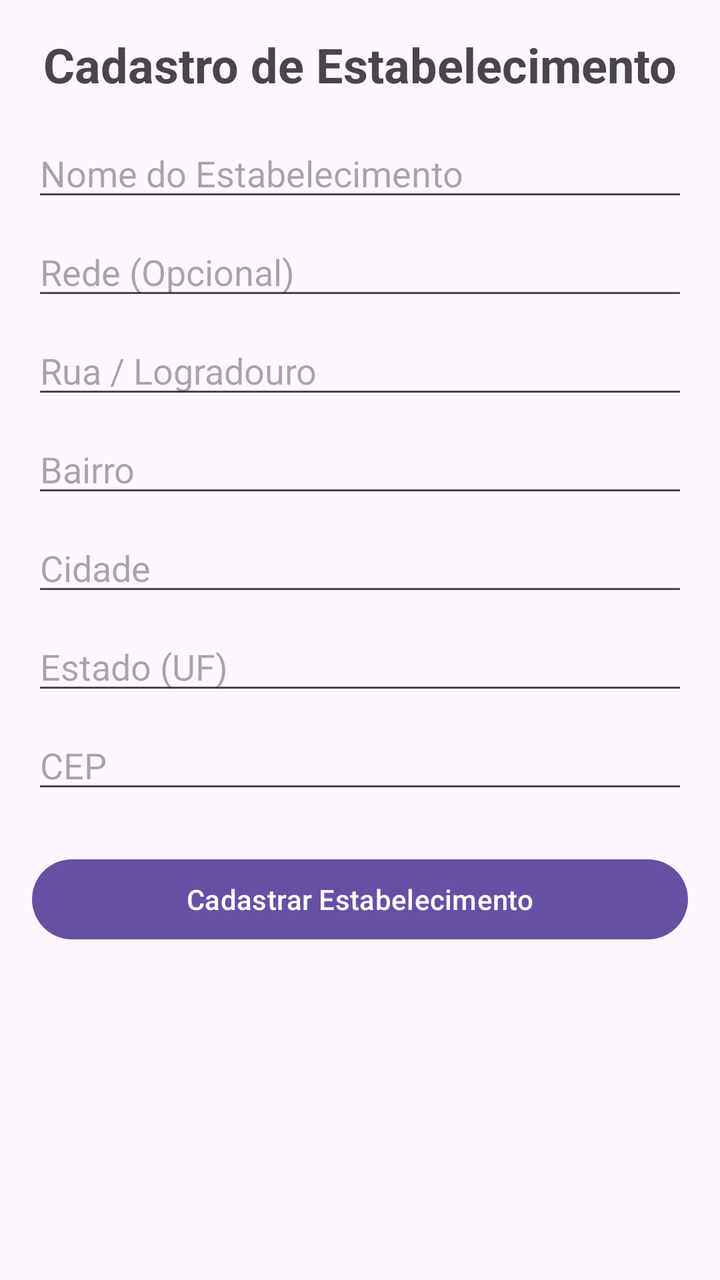
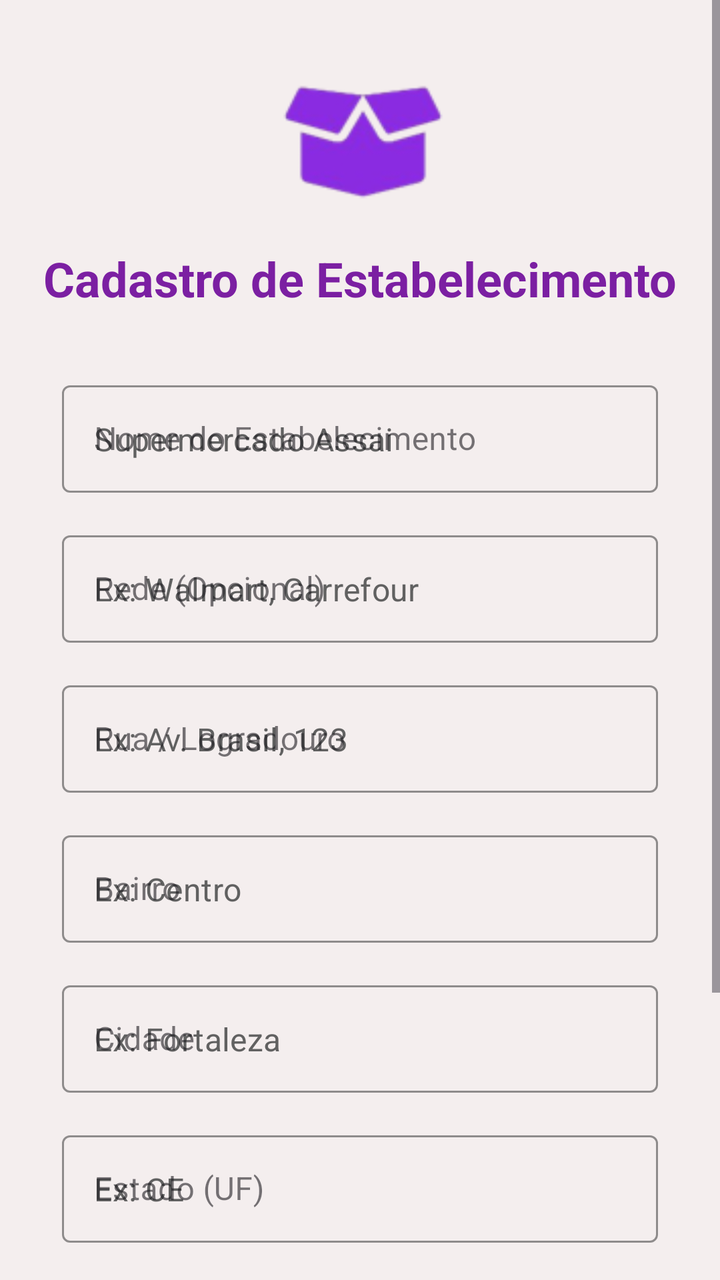

Two renders of the same Android screen: before a commit and after it. Below are the layout's source before the change and the commit's diff.
<!-- AndroidManifest.xml: application theme Theme.MyApplication -->
<!-- res/layout/activity_cadastrar_estabelecimento.xml -->
<androidx.constraintlayout.widget.ConstraintLayout xmlns:android="http://schemas.android.com/apk/res/android"
    xmlns:app="http://schemas.android.com/apk/res-auto"
    xmlns:tools="http://schemas.android.com/tools"
    android:layout_width="match_parent"
    android:layout_height="match_parent"
    android:padding="16dp"
    tools:context=".CadastrarEstabelecimentoActivity">

    <TextView
        android:id="@+id/tv_titulo_estabelecimento"
        android:layout_width="wrap_content"
        android:layout_height="wrap_content"
        android:text="Cadastro de Estabelecimento"
        android:textSize="24sp"
        android:textStyle="bold"
        app:layout_constraintTop_toTopOf="parent"
        app:layout_constraintStart_toStartOf="parent"
        app:layout_constraintEnd_toEndOf="parent"
        android:layout_marginBottom="16dp"/>

    <EditText
        android:id="@+id/et_nome_estab"
        android:layout_width="0dp"
        android:layout_height="wrap_content"
        android:hint="Nome do Estabelecimento"
        android:inputType="textCapWords"
        app:layout_constraintTop_toBottomOf="@id/tv_titulo_estabelecimento"
        app:layout_constraintStart_toStartOf="parent"
        app:layout_constraintEnd_toEndOf="parent"
        android:layout_marginTop="16dp" />

    <EditText
        android:id="@+id/et_rede"
        android:layout_width="0dp"
        android:layout_height="wrap_content"
        android:hint="Rede (Opcional)"
        android:inputType="textCapWords"
        app:layout_constraintTop_toBottomOf="@id/et_nome_estab"
        app:layout_constraintStart_toStartOf="parent"
        app:layout_constraintEnd_toEndOf="parent"
        android:layout_marginTop="8dp" />

    <EditText
        android:id="@+id/et_rua"
        android:layout_width="0dp"
        android:layout_height="wrap_content"
        android:hint="Rua / Logradouro"
        android:inputType="textCapWords"
        app:layout_constraintTop_toBottomOf="@id/et_rede"
        app:layout_constraintStart_toStartOf="parent"
        app:layout_constraintEnd_toEndOf="parent"
        android:layout_marginTop="8dp" />

    <EditText
        android:id="@+id/et_bairro"
        android:layout_width="0dp"
        android:layout_height="wrap_content"
        android:hint="Bairro"
        android:inputType="textCapWords"
        app:layout_constraintTop_toBottomOf="@id/et_rua"
        app:layout_constraintStart_toStartOf="parent"
        app:layout_constraintEnd_toEndOf="parent"
        android:layout_marginTop="8dp" />

    <EditText
        android:id="@+id/et_cidade"
        android:layout_width="0dp"
        android:layout_height="wrap_content"
        android:hint="Cidade"
        android:inputType="textCapWords"
        app:layout_constraintTop_toBottomOf="@id/et_bairro"
        app:layout_constraintStart_toStartOf="parent"
        app:layout_constraintEnd_toEndOf="parent"
        android:layout_marginTop="8dp" />

    <EditText
        android:id="@+id/et_estado"
        android:layout_width="0dp"
        android:layout_height="wrap_content"
        android:hint="Estado (UF)"
        android:inputType="textCapCharacters"
        android:maxLength="2"
        app:layout_constraintTop_toBottomOf="@id/et_cidade"
        app:layout_constraintStart_toStartOf="parent"
        app:layout_constraintEnd_toEndOf="parent"
        android:layout_marginTop="8dp" />

    <EditText
        android:id="@+id/et_cep"
        android:layout_width="0dp"
        android:layout_height="wrap_content"
        android:hint="CEP"
        android:inputType="number"
        app:layout_constraintTop_toBottomOf="@id/et_estado"
        app:layout_constraintStart_toStartOf="parent"
        app:layout_constraintEnd_toEndOf="parent"
        android:layout_marginTop="8dp" />

    <Button
        android:id="@+id/btn_cadastrar_estabelecimento"
        android:layout_width="0dp"
        android:layout_height="wrap_content"
        android:text="Cadastrar Estabelecimento"
        app:layout_constraintTop_toBottomOf="@id/et_cep"
        app:layout_constraintStart_toStartOf="parent"
        app:layout_constraintEnd_toEndOf="parent"
        android:layout_marginTop="24dp" />

</androidx.constraintlayout.widget.ConstraintLayout>
<!-- resources referenced by this layout -->
<resources>
  <style name="Theme.MyApplication" parent="Base.Theme.MyApplication" />
  <style name="Base.Theme.MyApplication" parent="Theme.Material3.DayNight.NoActionBar">
          
          
      </style>
</resources>

<!-- the commit's change to res/layout/activity_cadastrar_estabelecimento.xml (unified diff, before → after) -->
@@ -1,109 +1,237 @@
-<androidx.constraintlayout.widget.ConstraintLayout xmlns:android="http://schemas.android.com/apk/res/android"
+<?xml version="1.0" encoding="utf-8"?>
+<ScrollView xmlns:android="http://schemas.android.com/apk/res/android"
     xmlns:app="http://schemas.android.com/apk/res-auto"
     xmlns:tools="http://schemas.android.com/tools"
     android:layout_width="match_parent"
     android:layout_height="match_parent"
-    android:padding="16dp"
+    android:background="@color/roxoClaro"
+    android:fillViewport="true"
     tools:context=".CadastrarEstabelecimentoActivity">
 
-    <TextView
-        android:id="@+id/tv_titulo_estabelecimento"
-        android:layout_width="wrap_content"
+    <androidx.constraintlayout.widget.ConstraintLayout
+        android:id="@+id/main"
+        android:layout_width="match_parent"
         android:layout_height="wrap_content"
-        android:text="Cadastro de Estabelecimento"
-        android:textSize="24sp"
-        android:textStyle="bold"
-        app:layout_constraintTop_toTopOf="parent"
-        app:layout_constraintStart_toStartOf="parent"
-        app:layout_constraintEnd_toEndOf="parent"
-        android:layout_marginBottom="16dp"/>
-
-    <EditText
-        android:id="@+id/et_nome_estab"
-        android:layout_width="0dp"
-        android:layout_height="wrap_content"
-        android:hint="Nome do Estabelecimento"
-        android:inputType="textCapWords"
-        app:layout_constraintTop_toBottomOf="@id/tv_titulo_estabelecimento"
-        app:layout_constraintStart_toStartOf="parent"
-        app:layout_constraintEnd_toEndOf="parent"
-        android:layout_marginTop="16dp" />
-
-    <EditText
-        android:id="@+id/et_rede"
-        android:layout_width="0dp"
-        android:layout_height="wrap_content"
-        android:hint="Rede (Opcional)"
-        android:inputType="textCapWords"
-        app:layout_constraintTop_toBottomOf="@id/et_nome_estab"
-        app:layout_constraintStart_toStartOf="parent"
-        app:layout_constraintEnd_toEndOf="parent"
-        android:layout_marginTop="8dp" />
-
-    <EditText
-        android:id="@+id/et_rua"
-        android:layout_width="0dp"
-        android:layout_height="wrap_content"
-        android:hint="Rua / Logradouro"
-        android:inputType="textCapWords"
-        app:layout_constraintTop_toBottomOf="@id/et_rede"
-        app:layout_constraintStart_toStartOf="parent"
-        app:layout_constraintEnd_toEndOf="parent"
-        android:layout_marginTop="8dp" />
-
-    <EditText
-        android:id="@+id/et_bairro"
-        android:layout_width="0dp"
-        android:layout_height="wrap_content"
-        android:hint="Bairro"
-        android:inputType="textCapWords"
-        app:layout_constraintTop_toBottomOf="@id/et_rua"
-        app:layout_constraintStart_toStartOf="parent"
-        app:layout_constraintEnd_toEndOf="parent"
-        android:layout_marginTop="8dp" />
-
-    <EditText
-        android:id="@+id/et_cidade"
-        android:layout_width="0dp"
-        android:layout_height="wrap_content"
-        android:hint="Cidade"
-        android:inputType="textCapWords"
-        app:layout_constraintTop_toBottomOf="@id/et_bairro"
-        app:layout_constraintStart_toStartOf="parent"
-        app:layout_constraintEnd_toEndOf="parent"
-        android:layout_marginTop="8dp" />
-
-    <EditText
-        android:id="@+id/et_estado"
-        android:layout_width="0dp"
-        android:layout_height="wrap_content"
-        android:hint="Estado (UF)"
-        android:inputType="textCapCharacters"
-        android:maxLength="2"
-        app:layout_constraintTop_toBottomOf="@id/et_cidade"
-        app:layout_constraintStart_toStartOf="parent"
-        app:layout_constraintEnd_toEndOf="parent"
-        android:layout_marginTop="8dp" />
-
-    <EditText
-        android:id="@+id/et_cep"
-        android:layout_width="0dp"
-        android:layout_height="wrap_content"
-        android:hint="CEP"
-        android:inputType="number"
-        app:layout_constraintTop_toBottomOf="@id/et_estado"
-        app:layout_constraintStart_toStartOf="parent"
-        app:layout_constraintEnd_toEndOf="parent"
-        android:layout_marginTop="8dp" />
-
-    <Button
-        android:id="@+id/btn_cadastrar_estabelecimento"
-        android:layout_width="0dp"
-        android:layout_height="wrap_content"
-        android:text="Cadastrar Estabelecimento"
-        app:layout_constraintTop_toBottomOf="@id/et_cep"
-        app:layout_constraintStart_toStartOf="parent"
-        app:layout_constraintEnd_toEndOf="parent"
-        android:layout_marginTop="24dp" />
-
-</androidx.constraintlayout.widget.ConstraintLayout>
+        android:padding="16dp">
+
+        <ImageView
+            android:id="@+id/imageViewLogo"
+            android:layout_width="150dp"
+            android:layout_height="75dp"
+            android:layout_marginTop="16dp"
+            android:contentDescription="Logo Mercado Fácil"
+            app:layout_constraintEnd_toEndOf="parent"
+            app:layout_constraintStart_toStartOf="parent"
+            app:layout_constraintTop_toTopOf="parent"
+            app:srcCompat="@drawable/logomercadofacil" />
+
+        <TextView
+            android:id="@+id/tv_titulo_estabelecimento"
+            android:layout_width="wrap_content"
+            android:layout_height="wrap_content"
+            android:text="Cadastro de Estabelecimento"
+            android:textColor="#7B1FA2"
+            android:textSize="24sp"
+            android:textStyle="bold"
+            app:layout_constraintTop_toBottomOf="@id/imageViewLogo"
+            app:layout_constraintStart_toStartOf="parent"
+            app:layout_constraintEnd_toEndOf="parent"
+            android:layout_marginTop="16dp"/>
+
+        <com.google.android.material.textfield.TextInputLayout
+            android:id="@+id/text_input_nome_estab"
+            style="@style/Widget.MaterialComponents.TextInputLayout.OutlinedBox"
+            android:layout_width="0dp"
+            android:layout_height="wrap_content"
+            android:layout_marginStart="15dp"
+            android:layout_marginTop="32dp"
+            android:layout_marginEnd="15dp"
+            android:hint="Nome do Estabelecimento"
+            app:hintTextColor="#333333"
+            app:boxStrokeColor="#555555"
+            app:layout_constraintTop_toBottomOf="@id/tv_titulo_estabelecimento"
+            app:layout_constraintStart_toStartOf="parent"
+            app:layout_constraintEnd_toEndOf="parent">
+
+            <EditText
+                android:id="@+id/et_nome_estab"
+                style="@style/textcolorview"
+                android:layout_width="match_parent"
+                android:layout_height="wrap_content"
+                android:hint="Supermercado Assai"
+                android:inputType="textCapWords"
+                android:padding="16dp" />
+        </com.google.android.material.textfield.TextInputLayout>
+
+        <com.google.android.material.textfield.TextInputLayout
+            android:id="@+id/text_input_rede"
+            style="@style/Widget.MaterialComponents.TextInputLayout.OutlinedBox"
+            android:layout_width="0dp"
+            android:layout_height="wrap_content"
+            android:layout_marginStart="15dp"
+            android:layout_marginTop="16dp"
+            android:layout_marginEnd="15dp"
+            android:hint="Rede (Opcional)"
+            app:hintTextColor="#333333"
+            app:boxStrokeColor="#555555"
+            app:layout_constraintTop_toBottomOf="@id/text_input_nome_estab"
+            app:layout_constraintStart_toStartOf="parent"
+            app:layout_constraintEnd_toEndOf="parent">
+
+            <EditText
+                android:id="@+id/et_rede"
+                android:layout_width="match_parent"
+                android:layout_height="wrap_content"
+                android:hint="Ex: Walmart, Carrefour"
+                android:inputType="textCapWords"
+                style="@style/textcolorview"
+                android:padding="16dp" />
+        </com.google.android.material.textfield.TextInputLayout>
+
+        <com.google.android.material.textfield.TextInputLayout
+            android:id="@+id/text_input_rua"
+            style="@style/Widget.MaterialComponents.TextInputLayout.OutlinedBox"
+            android:layout_width="0dp"
+            android:layout_height="wrap_content"
+            android:layout_marginStart="15dp"
+            android:layout_marginTop="16dp"
+            android:layout_marginEnd="15dp"
+            android:hint="Rua / Logradouro"
+            app:hintTextColor="#333333"
+            app:boxStrokeColor="#555555"
+            app:layout_constraintTop_toBottomOf="@id/text_input_rede"
+            app:layout_constraintStart_toStartOf="parent"
+            app:layout_constraintEnd_toEndOf="parent">
+
+            <EditText
+                android:id="@+id/et_rua"
+                android:layout_width="match_parent"
+                android:layout_height="wrap_content"
+                android:hint="Ex: Av. Brasil, 123"
+                android:inputType="textCapWords"
+                style="@style/textcolorview"
+                android:padding="16dp" />
+        </com.google.android.material.textfield.TextInputLayout>
+
+        <com.google.android.material.textfield.TextInputLayout
+            android:id="@+id/text_input_bairro"
+            style="@style/Widget.MaterialComponents.TextInputLayout.OutlinedBox"
+            android:layout_width="0dp"
+            android:layout_height="wrap_content"
+            android:layout_marginStart="15dp"
+            android:layout_marginTop="16dp"
+            android:layout_marginEnd="15dp"
+            android:hint="Bairro"
+            app:hintTextColor="#333333"
+            app:boxStrokeColor="#555555"
+            app:layout_constraintTop_toBottomOf="@id/text_input_rua"
+            app:layout_constraintStart_toStartOf="parent"
+            app:layout_constraintEnd_toEndOf="parent">
+
+            <EditText
+                android:id="@+id/et_bairro"
+                android:layout_width="match_parent"
+                android:layout_height="wrap_content"
+                android:hint="Ex: Centro"
+                android:inputType="textCapWords"
+                style="@style/textcolorview"
+                android:padding="16dp" />
+        </com.google.android.material.textfield.TextInputLayout>
+
+        <com.google.android.material.textfield.TextInputLayout
+            android:id="@+id/text_input_cidade"
+            style="@style/Widget.MaterialComponents.TextInputLayout.OutlinedBox"
+            android:layout_width="0dp"
+            android:layout_height="wrap_content"
+            android:layout_marginStart="15dp"
+            android:layout_marginTop="16dp"
+            android:layout_marginEnd="15dp"
+            android:hint="Cidade"
+            app:hintTextColor="#333333"
+            app:boxStrokeColor="#555555"
+            app:layout_constraintTop_toBottomOf="@id/text_input_bairro"
+            app:layout_constraintStart_toStartOf="parent"
+            app:layout_constraintEnd_toEndOf="parent">
+
+            <EditText
+                android:id="@+id/et_cidade"
+                android:layout_width="match_parent"
+                android:layout_height="wrap_content"
+                android:hint="Ex: Fortaleza"
+                android:inputType="textCapWords"
+                style="@style/textcolorview"
+                android:padding="16dp" />
+        </com.google.android.material.textfield.TextInputLayout>
+
+        <com.google.android.material.textfield.TextInputLayout
+            android:id="@+id/text_input_estado"
+            style="@style/Widget.MaterialComponents.TextInputLayout.OutlinedBox"
+            android:layout_width="0dp"
+            android:layout_height="wrap_content"
+            android:layout_marginStart="15dp"
+            android:layout_marginTop="16dp"
+            android:layout_marginEnd="15dp"
+            android:hint="Estado (UF)"
+            app:hintTextColor="#333333"
+            app:boxStrokeColor="#555555"
+            app:counterMaxLength="2"
+            app:layout_constraintTop_toBottomOf="@id/text_input_cidade"
+            app:layout_constraintStart_toStartOf="parent"
+            app:layout_constraintEnd_toEndOf="parent">
+
+            <EditText
+                android:id="@+id/et_estado"
+                android:layout_width="match_parent"
+                android:layout_height="wrap_content"
+                android:hint="Ex: CE"
+                android:inputType="textCapCharacters"
+                android:maxLength="2"
+                style="@style/textcolorview"
+                android:padding="16dp" />
+        </com.google.android.material.textfield.TextInputLayout>
+
+        <com.google.android.material.textfield.TextInputLayout
+            android:id="@+id/text_input_cep"
+            style="@style/Widget.MaterialComponents.TextInputLayout.OutlinedBox"
+            android:layout_width="0dp"
+            android:layout_height="wrap_content"
+            android:layout_marginStart="15dp"
+            android:layout_marginTop="16dp"
+            android:layout_marginEnd="15dp"
+            android:hint="CEP"
+            app:hintTextColor="#333333"
+            app:boxStrokeColor="#555555"
+            app:layout_constraintTop_toBottomOf="@id/text_input_estado"
+            app:layout_constraintStart_toStartOf="parent"
+            app:layout_constraintEnd_toEndOf="parent">
+
+            <EditText
+                android:id="@+id/et_cep"
+                android:layout_width="match_parent"
+                android:layout_height="wrap_content"
+                android:hint="Ex: 60000000"
+                android:inputType="number"
+                style="@style/textcolorview"
+                android:padding="16dp" />
+        </com.google.android.material.textfield.TextInputLayout>
+
+        <Button
+            android:id="@+id/btn_cadastrar_estabelecimento"
+            android:layout_width="0dp"
+            android:layout_height="wrap_content"
+            android:layout_marginStart="15dp"
+            android:layout_marginTop="32dp"
+            android:layout_marginEnd="15dp"
+            android:layout_marginBottom="16dp"
+            android:backgroundTint="#7B1FA2"
+            android:padding="15dp"
+            android:text="Cadastrar Estabelecimento"
+            android:textColor="@android:color/white"
+            android:textSize="20sp"
+            app:layout_constraintBottom_toBottomOf="parent"
+            app:layout_constraintEnd_toEndOf="parent"
+            app:layout_constraintStart_toStartOf="parent"
+            app:layout_constraintTop_toBottomOf="@id/text_input_cep" />
+
+    </androidx.constraintlayout.widget.ConstraintLayout>
+</ScrollView>
<!-- resource entries referenced after the edit -->
@@ -1,6 +1,14 @@
 <!-- resources referenced by this layout -->
 <resources>
+  <color name="roxoClaro">#F4EEEE</color>
+  <!-- drawable logomercadofacil: png bitmap (drawable, 7097 bytes) -->
+  <style name="textcolorview">
+          <item name="android:textColor">@color/cinzaEscuro</item>
+          <item name="android:textColorHint">@color/cinzaEscuro</item>
+  
+      </style>
   <style name="Theme.MyApplication" parent="Base.Theme.MyApplication" />
+  <color name="cinzaEscuro">#616161</color>
   <style name="Base.Theme.MyApplication" parent="Theme.Material3.DayNight.NoActionBar">
           
           
